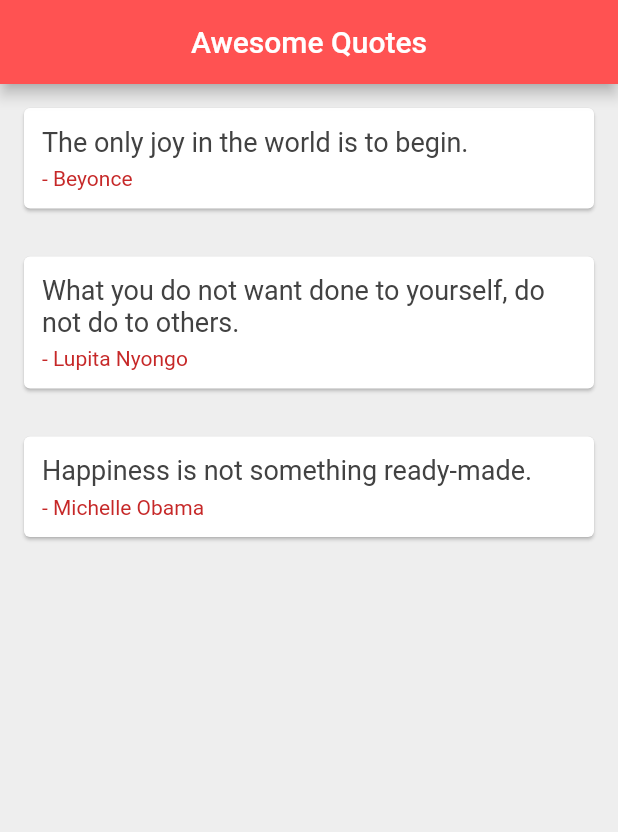
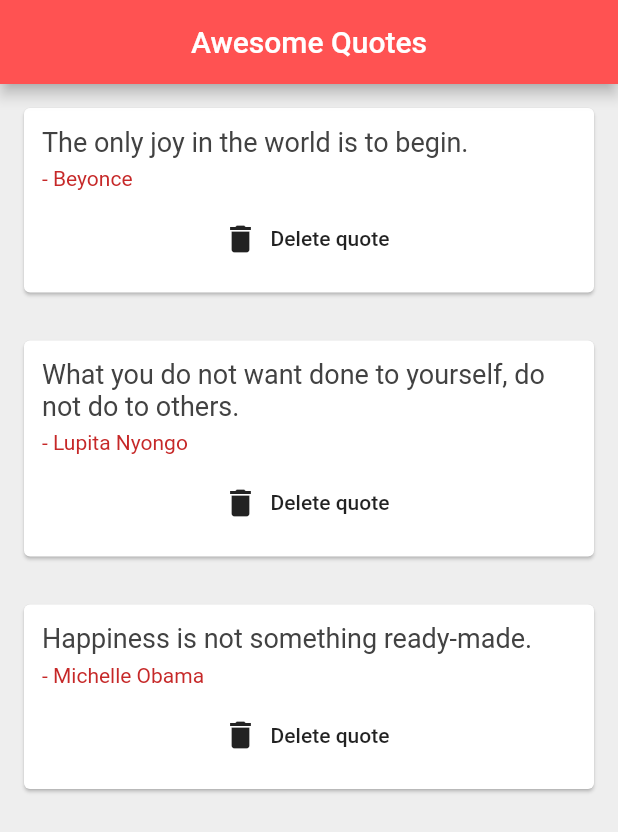
Before and after one commit to ch-ivy/flutter-tuts, a Flutter app: the screen it shows after launch, on a phone screen of 412 x 824 dp. Shown: the top 832 px of the screen. Run offline on Flutter 3.47's test engine with Material 2 defaults, Android fonts, the phone set to English and light mode, and no system bars.

Commit message:
Passing functions as parameters

```diff
--- a/TestApp/lib/main.dart
+++ b/TestApp/lib/main.dart
@@ -34,8 +34,12 @@ class _QuoteListState extends State<QuoteList> {
       body: Column(
         children: quotes
             .map((e) => QuoteCard(
-                  quote: e,
-                ))
+                quote: e,
+                delete: () {
+                  setState(() {
+                    quotes.remove(e);
+                  });
+                }))
             .toList(),
       ),
     );
--- a/TestApp/lib/quote_card.dart
+++ b/TestApp/lib/quote_card.dart
@@ -3,7 +3,8 @@ import 'quote.dart';
 
 class QuoteCard extends StatelessWidget {
   final Quote quote;
-  QuoteCard({this.quote});
+  final Function delete;
+  QuoteCard({this.quote, this.delete});
   @override
   Widget build(BuildContext context) {
     return Card(
@@ -23,7 +24,14 @@ class QuoteCard extends StatelessWidget {
             Text(
               '- ${quote.author}',
               style: TextStyle(fontSize: 14.0, color: Colors.red[800]),
-            )
+            ),
+            SizedBox(
+              height: 8.0,
+            ),
+            FlatButton.icon(
+                onPressed: delete,
+                icon: Icon(Icons.delete),
+                label: Text('Delete quote'))
           ],
         ),
       ),
```
